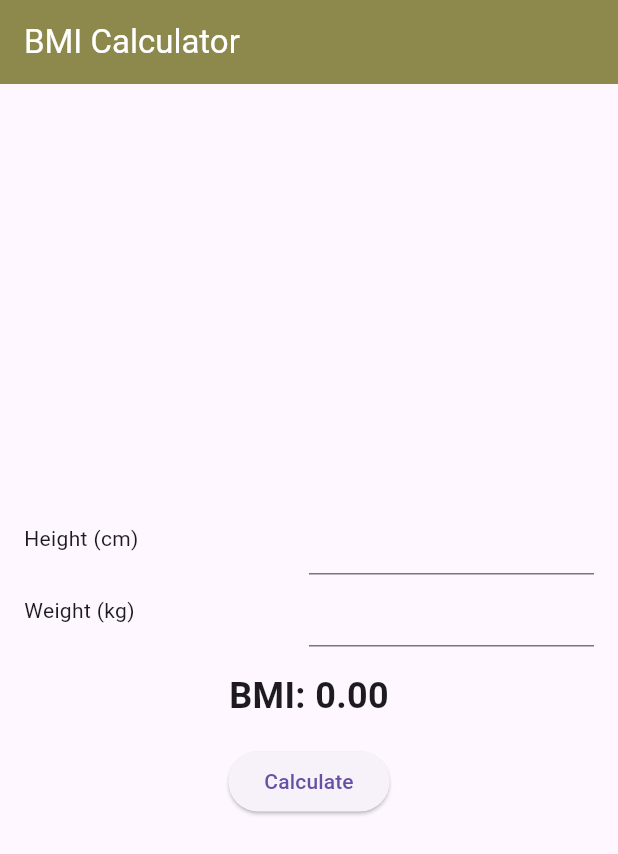
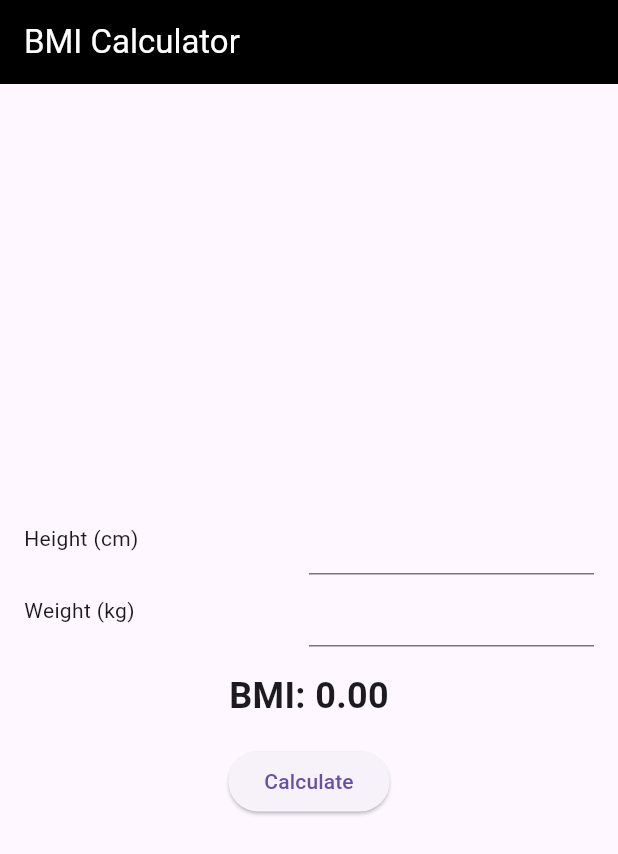
Before and after one commit to RaxoTheOne/bmi_calculator_app, a Flutter app: the screen it shows after launch, on a phone screen of 412 x 824 dp. Shown: the top 854 px of the screen. Run offline on Flutter 3.47's test engine with Material 3 defaults, Android fonts, the phone set to English and light mode, and no system bars.

Commit message:
changed color to black

```diff
--- a/lib/presentation/bmi_calculator_screen.dart
+++ b/lib/presentation/bmi_calculator_screen.dart
@@ -15,7 +15,7 @@ class _BMICalculatorScreenState extends State<BMICalculatorScreen> {
   Widget build(BuildContext context) {
     return Scaffold(
       appBar: AppBar(
-        backgroundColor: Color.fromARGB(255, 141, 137, 77),
+        backgroundColor: Colors.black,
         title: Text(
           'BMI Calculator',
           style: TextStyle(
```
